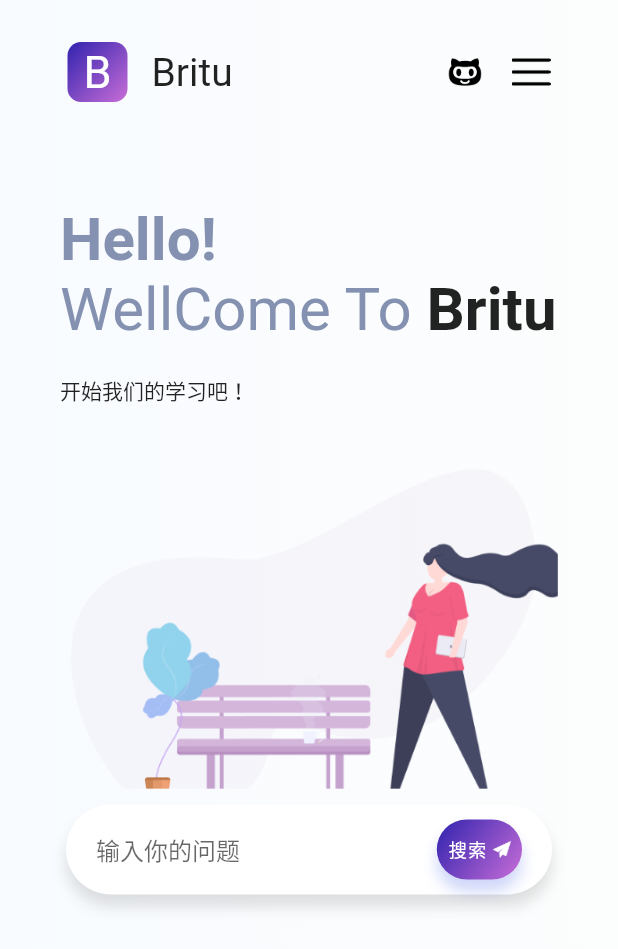
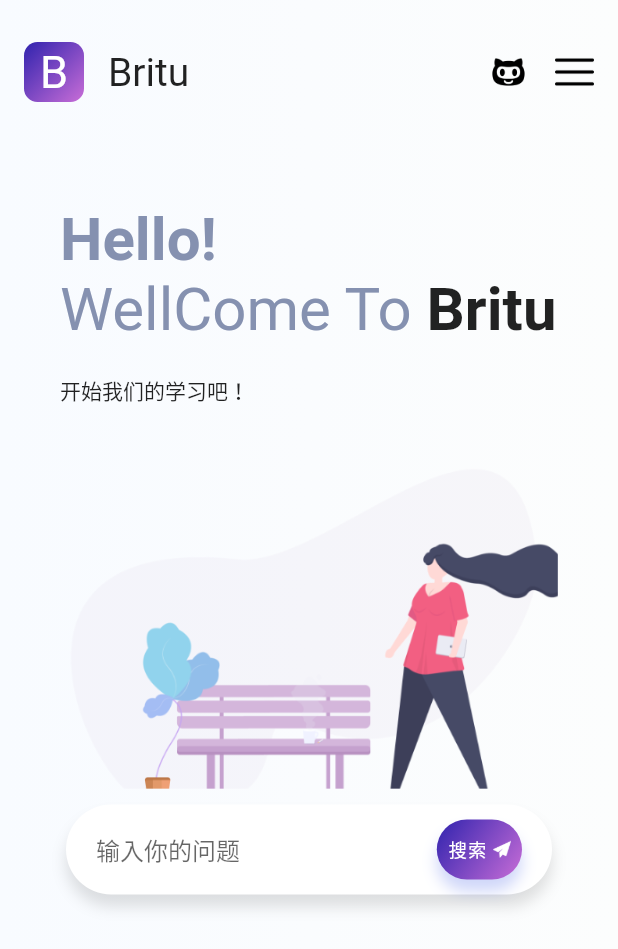
Before and after one commit to yaminet1024/birtu-oj-graph-flutter, a Flutter app: the screen it shows after launch, on a phone screen of 412 x 824 dp. Shown: the top 949 px of the screen. Run offline on Flutter 3.47's test engine with Material 2 defaults, Android fonts, the phone set to English and light mode, and no system bars; missing offline and left inert: grpc, grpclib; Roboto replaces fonts that are missing (Montserrat-Bold, Montserrat-Regular).

Commit message:
-- story 更新

```diff
--- a/lib/service/grpc_service.dart
+++ b/lib/service/grpc_service.dart
@@ -3,7 +3,7 @@
 
 // import 'package:fixnum/fixnum.dart';
 import 'package:grpc/grpc.dart';
-//import 'package:grpc/grpc_web.dart';
+import 'package:grpc/grpc_web.dart';
 import 'package:grpclib/grpclib.dart';
 
 class GrpcService{
@@ -34,10 +34,10 @@
           options: const ChannelOptions(credentials: ChannelCredentials.insecure()),
         );
       }else{
-//        _channelClient = GrpcWebClientChannel.xhr(Uri.parse("http://localhost:6060"));
+        _channelClient = GrpcWebClientChannel.xhr(Uri.parse("http://localhost:6060"));
       }
     }catch (e){
-//      _channelClient = GrpcWebClientChannel.xhr(Uri.parse("http://ttl317.top:6060"));
+      _channelClient = GrpcWebClientChannel.xhr(Uri.parse("http://ttl317.top:6060"));
     }
   }
 
--- a/lib/views/home.dart
+++ b/lib/views/home.dart
@@ -54,7 +54,8 @@
                           children: <Widget>[
                             Body(),
                             showChatView? Positioned(
-                              right: 40,
+                              right: 16,
+                              left: 16,
                               child: ChatBoxView(
                                 onRemoveClick: (){
                                   setState(() {
--- a/lib/widgets/navbar.dart
+++ b/lib/widgets/navbar.dart
@@ -29,7 +29,7 @@
   @override
   Widget build(BuildContext context) {
     return Padding(
-        padding: EdgeInsets.symmetric(horizontal: 45, vertical: 28),
+        padding: EdgeInsets.symmetric(horizontal: 16, vertical: 28),
         child: Column(
           children: <Widget>[
             Row(
```
